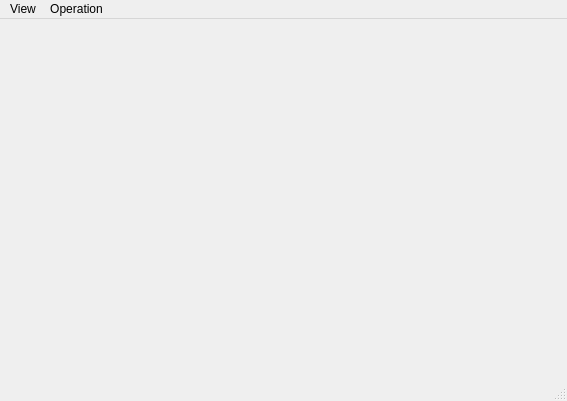
This is mainwindow.ui in haraki/farman as Qt 5 draws it before an edit. The edited form follows.
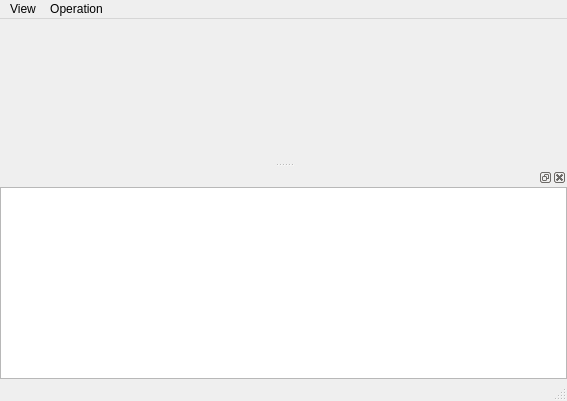
This is the edited form.

Commit message: add console widget.

The edit to the form file:
```diff
--- a/mainwindow.ui
+++ b/mainwindow.ui
@@ -60,6 +60,34 @@
    <addaction name="menuOperation"/>
   </widget>
   <widget class="QStatusBar" name="statusBar"/>
+  <widget class="QDockWidget" name="consoleDockWidget">
+   <attribute name="dockWidgetArea">
+    <number>8</number>
+   </attribute>
+   <widget class="QWidget" name="consoleDockWidgetContents">
+    <layout class="QGridLayout" name="gridLayout_3">
+     <property name="leftMargin">
+      <number>0</number>
+     </property>
+     <property name="topMargin">
+      <number>0</number>
+     </property>
+     <property name="rightMargin">
+      <number>0</number>
+     </property>
+     <property name="bottomMargin">
+      <number>0</number>
+     </property>
+     <item row="0" column="0">
+      <widget class="QPlainTextEdit" name="consolePlainTextEdit">
+       <property name="readOnly">
+        <bool>true</bool>
+       </property>
+      </widget>
+     </item>
+    </layout>
+   </widget>
+  </widget>
   <action name="actionSingleView">
    <property name="text">
     <string>SingleView</string>
```
